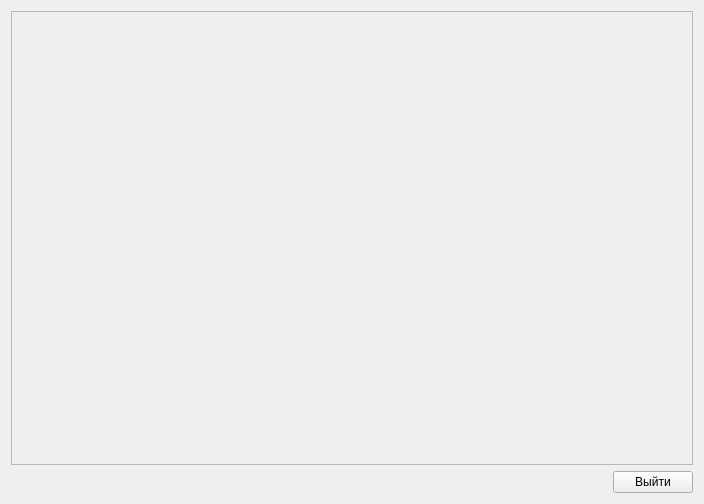
Above: uuid_maker/GUI/modules/QTForms/openEjectedObject.ui from Yrij-Zhavoronkov/WintreistsPractice before the change. Below: the same form after it.
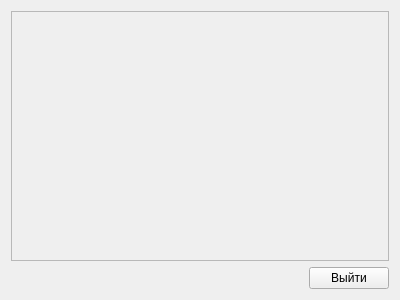
That is the form after the change.

```diff
--- a/uuid_maker/GUI/modules/QTForms/openEjectedObject.ui
+++ b/uuid_maker/GUI/modules/QTForms/openEjectedObject.ui
@@ -6,8 +6,8 @@
    <rect>
     <x>0</x>
     <y>0</y>
-    <width>704</width>
-    <height>504</height>
+    <width>400</width>
+    <height>300</height>
    </rect>
   </property>
   <property name="windowTitle">
@@ -24,8 +24,8 @@
        <rect>
         <x>0</x>
         <y>0</y>
-        <width>684</width>
-        <height>453</height>
+        <width>380</width>
+        <height>249</height>
        </rect>
       </property>
       <layout class="QVBoxLayout" name="verticalLayout_3">
```
